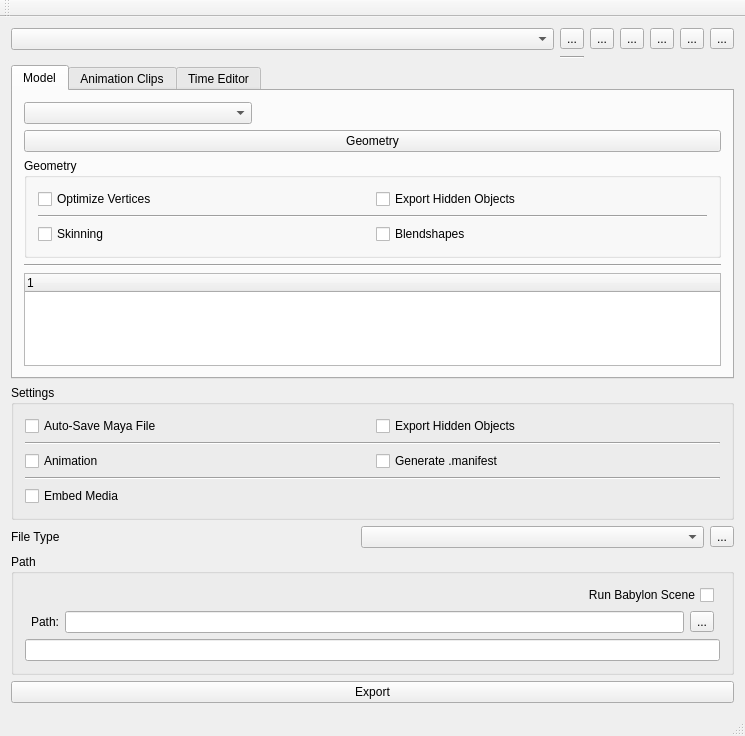
kcoley/BabylonJSExporterUXPrototype, file ui/babylonjsExporter.ui: the form before one commit.
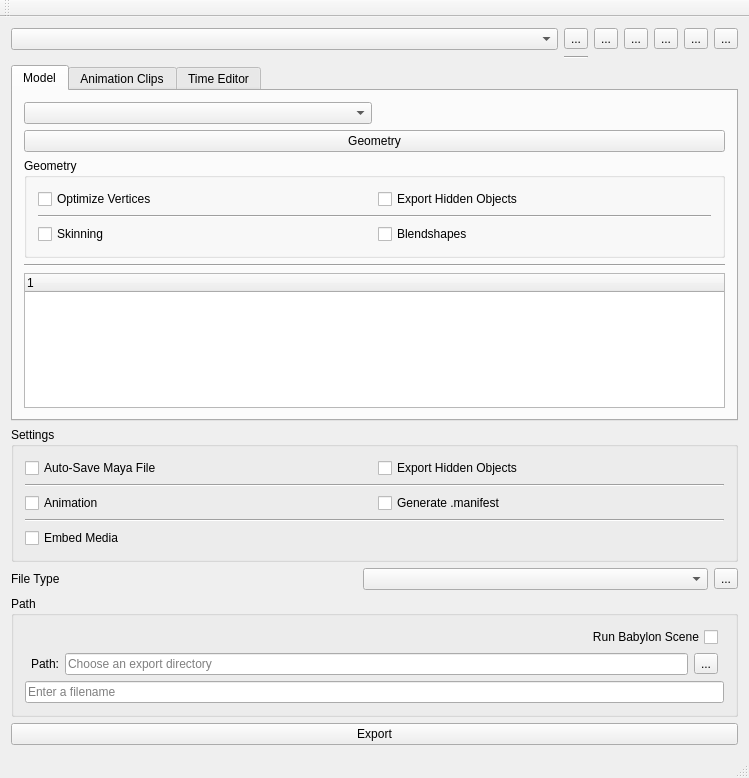
The form after the commit.

Commit message: wip yet again

Patch:
```diff
--- a/ui/babylonjsExporter.ui
+++ b/ui/babylonjsExporter.ui
@@ -6,8 +6,8 @@
    <rect>
     <x>0</x>
     <y>0</y>
-    <width>745</width>
-    <height>736</height>
+    <width>749</width>
+    <height>778</height>
    </rect>
   </property>
   <property name="windowTitle">
@@ -81,14 +81,51 @@
         <string>Model</string>
        </attribute>
        <layout class="QGridLayout" name="gridLayout_4">
-        <item row="1" column="0" colspan="3">
-         <widget class="QPushButton" name="btn_geometry">
-          <property name="text">
+        <item row="2" column="0" colspan="2">
+         <widget class="QGroupBox" name="grp_geometry">
+          <property name="title">
            <string>Geometry</string>
           </property>
+          <layout class="QGridLayout" name="gridLayout_2">
+           <item row="3" column="0">
+            <widget class="QCheckBox" name="btn_skinning">
+             <property name="text">
+              <string>Skinning</string>
+             </property>
+            </widget>
+           </item>
+           <item row="2" column="0" colspan="2">
+            <widget class="Line" name="line">
+             <property name="orientation">
+              <enum>Qt::Horizontal</enum>
+             </property>
+            </widget>
+           </item>
+           <item row="1" column="0">
+            <widget class="QCheckBox" name="btn_optimize_vertices">
+             <property name="text">
+              <string>Optimize Vertices</string>
+             </property>
+            </widget>
+           </item>
+           <item row="1" column="1">
+            <widget class="QCheckBox" name="btn_export_hidden_objects">
+             <property name="text">
+              <string>Export Hidden Objects</string>
+             </property>
+            </widget>
+           </item>
+           <item row="3" column="1">
+            <widget class="QCheckBox" name="btn_blendshapes">
+             <property name="text">
+              <string>Blendshapes</string>
+             </property>
+            </widget>
+           </item>
+          </layout>
          </widget>
         </item>
-        <item row="7" column="0" colspan="3">
+        <item row="6" column="0" colspan="2">
          <widget class="QTreeWidget" name="treeWidget">
           <column>
            <property name="text">
@@ -97,6 +134,13 @@
           </column>
          </widget>
         </item>
+        <item row="1" column="0" colspan="2">
+         <widget class="QPushButton" name="btn_geometry">
+          <property name="text">
+           <string>Geometry</string>
+          </property>
+         </widget>
+        </item>
         <item row="0" column="0">
          <widget class="QComboBox" name="cmb_export_mode">
           <property name="currentText">
@@ -104,51 +148,7 @@
           </property>
          </widget>
         </item>
-        <item row="2" column="0" colspan="3">
-         <widget class="QGroupBox" name="grp_geometry">
-          <property name="title">
-           <string>Geometry</string>
-          </property>
-          <layout class="QGridLayout" name="gridLayout_2">
-           <item row="0" column="1">
-            <widget class="QCheckBox" name="btn_export_hidden_objects">
-             <property name="text">
-              <string>Export Hidden Objects</string>
-             </property>
-            </widget>
-           </item>
-           <item row="0" column="0">
-            <widget class="QCheckBox" name="btn_optimize_vertices">
-             <property name="text">
-              <string>Optimize Vertices</string>
-             </property>
-            </widget>
-           </item>
-           <item row="2" column="0">
-            <widget class="QCheckBox" name="btn_skinning">
-             <property name="text">
-              <string>Skinning</string>
-             </property>
-            </widget>
-           </item>
-           <item row="2" column="1">
-            <widget class="QCheckBox" name="btn_blendshapes">
-             <property name="text">
-              <string>Blendshapes</string>
-             </property>
-            </widget>
-           </item>
-           <item row="1" column="0" colspan="2">
-            <widget class="Line" name="line">
-             <property name="orientation">
-              <enum>Qt::Horizontal</enum>
-             </property>
-            </widget>
-           </item>
-          </layout>
-         </widget>
-        </item>
-        <item row="4" column="0" colspan="3">
+        <item row="4" column="0" colspan="2">
          <widget class="Line" name="line_5">
           <property name="orientation">
            <enum>Qt::Horizontal</enum>
@@ -406,7 +406,11 @@
       </property>
       <layout class="QGridLayout" name="gridLayout_5">
        <item row="4" column="0" colspan="3">
-        <widget class="QLineEdit" name="lineEdit_2"/>
+        <widget class="QLineEdit" name="lineEdit_2">
+         <property name="placeholderText">
+          <string>Enter a filename</string>
+         </property>
+        </widget>
        </item>
        <item row="1" column="1">
         <layout class="QHBoxLayout" name="horizontalLayout_2">
@@ -418,7 +422,11 @@
           </widget>
          </item>
          <item>
-          <widget class="QLineEdit" name="lineEdit"/>
+          <widget class="QLineEdit" name="lineEdit">
+           <property name="placeholderText">
+            <string>Choose an export directory</string>
+           </property>
+          </widget>
          </item>
          <item>
           <widget class="QToolButton" name="toolButton_8">
```
Left out of the diff: 2 changed lines with no effect on the pictures. The commit also changes 2 other files.
